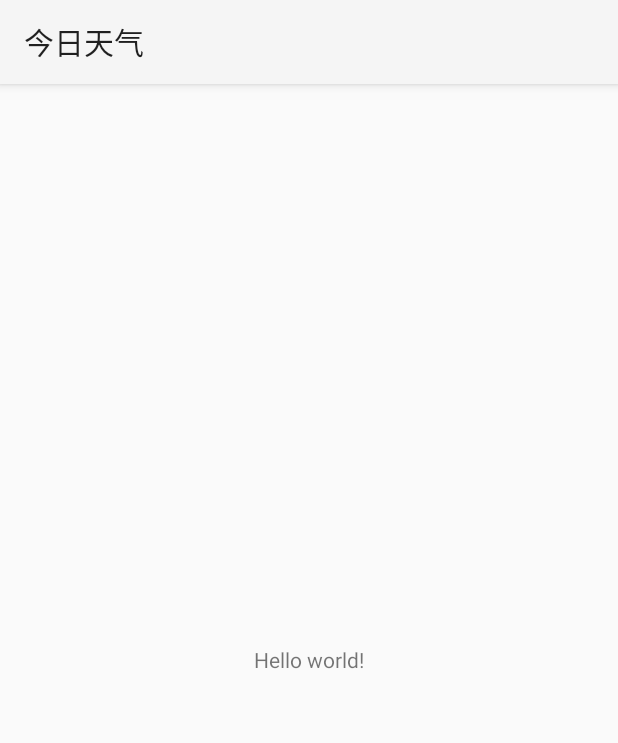
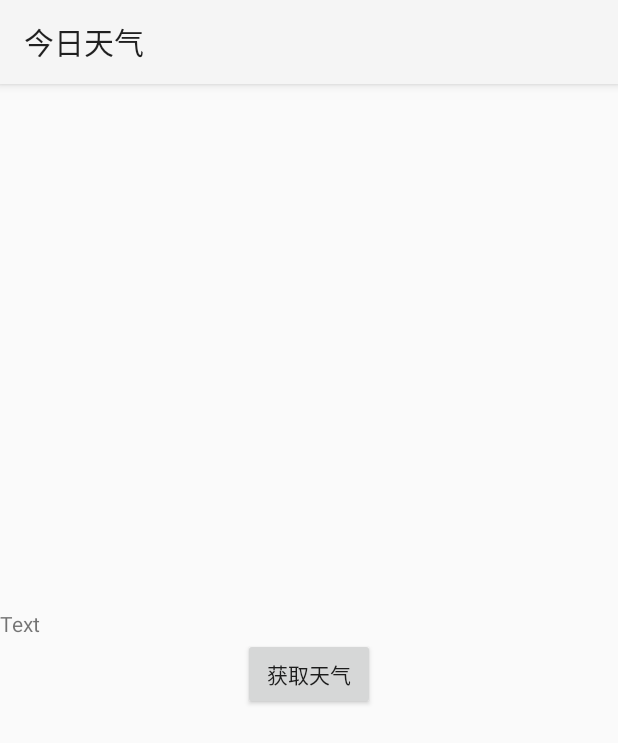
Before and after one commit to mcwhy/kupingtech, an Android app: the screen it shows after launch (MainActivity), on a phone screen of 412 x 824 dp. Shown: the top 743 px of the screen. Run offline under Robolectric (Android 15) with nearby library versions, the phone set to English and light mode, and no system bars.

Commit message:
布局文件完成

```diff
--- a/今日天气/app/src/main/res/layout/main.xml
+++ b/今日天气/app/src/main/res/layout/main.xml
@@ -1,11 +1,22 @@
-<LinearLayout xmlns:android="http://schemas.android.com/apk/res/android"
-    android:layout_width="match_parent"
-    android:layout_height="match_parent"
-    android:gravity="center">
+<?xml version="1.0" encoding="utf-8"?>
+<LinearLayout
+	xmlns:android="http://schemas.android.com/apk/res/android"
+	android:layout_width="match_parent"
+	android:layout_height="match_parent"
+	android:orientation="vertical"
+	android:gravity="center">
 
-    <TextView
-        android:text="@string/hello_world"
-        android:layout_width="wrap_content"
-        android:layout_height="wrap_content" />
+	<TextView
+		android:id="@+id/mainTextView"
+		android:layout_height="wrap_content"
+		android:text="Text"
+		android:layout_width="match_parent"/>
+
+	<Button
+		android:id="@+id/mainButton"
+		android:layout_height="wrap_content"
+		android:text="获取天气"
+		android:layout_width="wrap_content"
+		android:onClick="onClickBtnGetJson"/>
 
 </LinearLayout>
```
Also changed, not shown: 1 other file.
